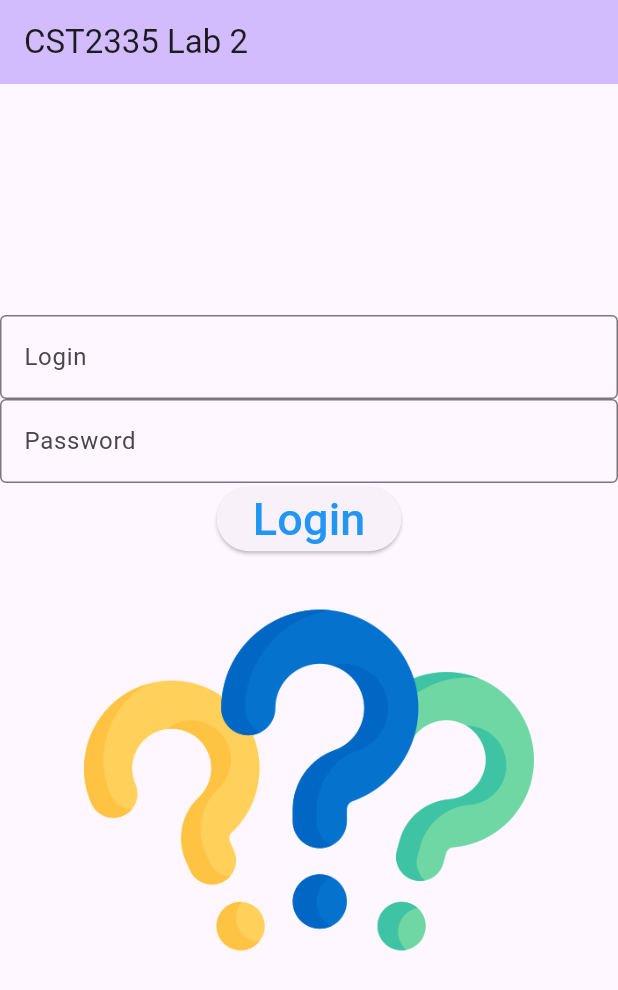
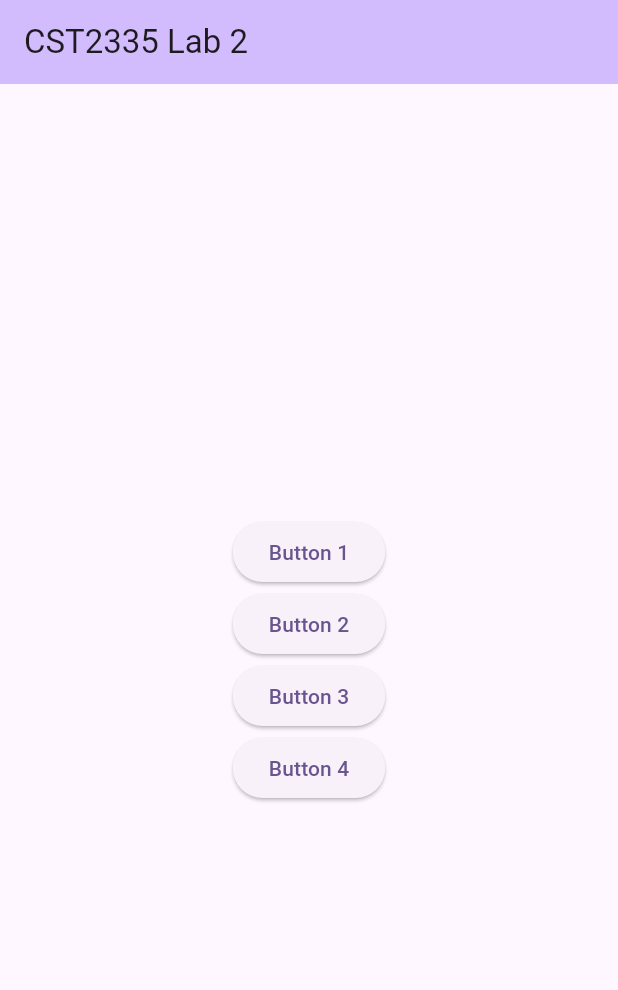
Before and after one commit to cdv188/my_cst2335_labs, a Flutter app: the screen it shows after launch, on a phone screen of 412 x 824 dp. Shown: the top 990 px of the screen. Run offline on Flutter 3.47's test engine with Material 3 defaults, Android fonts, the phone set to English and light mode, and no system bars.

Commit message:
Remove week 2 GUI and addded 4 buttons

```diff
--- a/lib/main.dart
+++ b/lib/main.dart
@@ -57,7 +57,14 @@ class _MyHomePageState extends State<MyHomePage> {
         child: Column(
           mainAxisAlignment: MainAxisAlignment.center,
           children: <Widget>[
-            TextField(controller: _loginController,
+            ElevatedButton(onPressed: () { }, child: Text("Button 1")),
+            ElevatedButton(onPressed: () { }, child: Text("Button 2")),
+            ElevatedButton(onPressed: () { }, child: Text("Button 3")),
+            ElevatedButton(onPressed: () { }, child: Text("Button 4")),
+
+
+
+/*            TextField(controller: _loginController,
               decoration: InputDecoration(
                   hintText: "Type here",
                   border: OutlineInputBorder(),
@@ -88,7 +95,7 @@ class _MyHomePageState extends State<MyHomePage> {
               child: Text("Login",
                   style: TextStyle(fontSize: 30, color: Colors.blue)),
             ),
-            Image.asset(img, width: 300, height: 300,)
+            Image.asset(img, width: 300, height: 300,)*/
           ],
         ),
       ),
```
